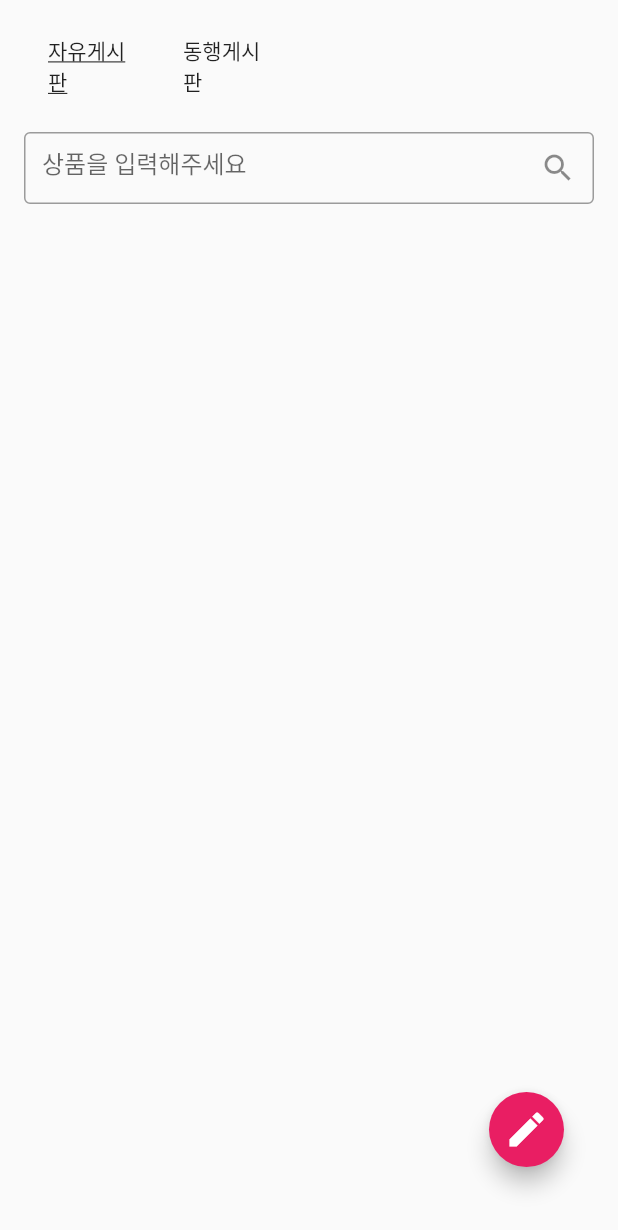
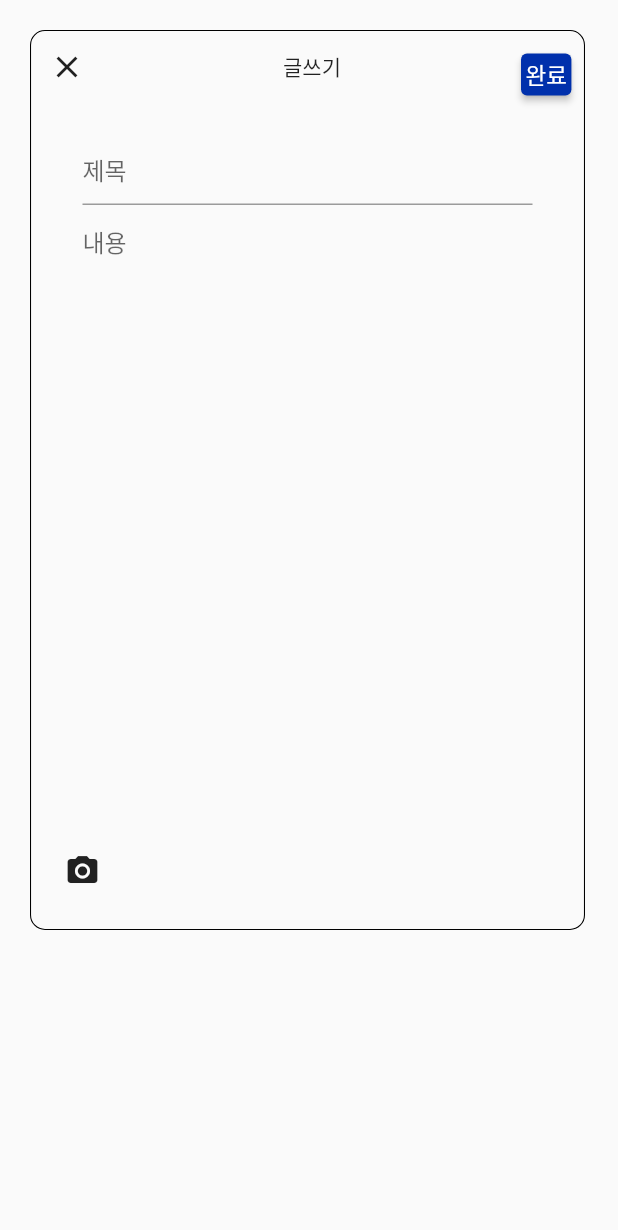
Before and after one commit to Letgojo/App, a Flutter app: the Community screen opened directly, after a tap on the "edit" icon, on a phone screen of 412 x 824 dp. Shown: the top 1230 px of the screen. Run offline on Flutter 3.47's test engine with Material 2 defaults, Android fonts, the phone set to English and light mode, and no system bars; our stand-ins replace dio, firebase_core, google_fonts, image_picker; missing offline and left inert: bs_flutter_selectbox; accounts and stored records are empty; Roboto replaces fonts that are missing (Jua); statements that could not run were skipped.

Commit message:
🚀feat: 글쓰기 및 카메라기능

```diff
--- a/triptokorea/lib/Pages/Community/Community.dart
+++ b/triptokorea/lib/Pages/Community/Community.dart
@@ -1,11 +1,20 @@
+import 'dart:io';
 import 'package:flutter/material.dart';
 import 'package:google_fonts/google_fonts.dart';
+import 'package:triptokorea/Pages/Community/write.dart';
+import 'package:image_picker/image_picker.dart';
 
-class Community extends StatelessWidget {
+class Community extends StatefulWidget {
   const Community({super.key});
 
   @override
+  State<Community> createState() => _CommunityState();
+}
+
+class _CommunityState extends State<Community> {
+  @override
   Widget build(BuildContext context) {
+
     return Scaffold(
       resizeToAvoidBottomInset: false,
       body: SingleChildScrollView(
@@ -49,8 +58,8 @@ class Community extends StatelessWidget {
                 decoration: InputDecoration(
                   hintText: "상품을 입력해주세요",
                   border: OutlineInputBorder(
-                    borderSide: BorderSide(color: Colors.black),
-                  ),
+                      borderSide: BorderSide(color: Colors.black),
+                      borderRadius: BorderRadius.circular(10)),
                   //돋보기 아이콘
                   suffixIcon: IconButton(
                     onPressed: () {
@@ -72,6 +81,8 @@ class Community extends StatelessWidget {
           backgroundColor: Colors.pink,
           onPressed: () {
             print("추가버튼");
+            Navigator.push(context,
+                MaterialPageRoute(builder: (context) => const write()));
           },
           child: Icon(
             Icons.edit,
--- /dev/null
+++ b/triptokorea/lib/Pages/Community/write.dart
@@ -0,0 +1,174 @@
+import 'dart:io';
+
+import 'package:flutter/material.dart';
+import 'package:google_fonts/google_fonts.dart';
+import 'package:image_picker/image_picker.dart';
+import 'package:triptokorea/Pages/Community/Community.dart';
+
+class write extends StatefulWidget {
+  const write({super.key});
+
+  @override
+  State<write> createState() => _WriteState();
+}
+
+class _WriteState extends State<write> {
+  File? _image;
+  @override
+  Widget build(BuildContext context) {
+    final picker = ImagePicker();
+    Future getImage(ImageSource source) async {
+      final image = await picker.pickImage(source: source);
+      print("실행중");
+      if (image == null) return;
+      File? img = File(image.path);
+      setState(() {
+        _image = img;
+        Navigator.of(context).pop();
+      });
+    }
+
+    return Scaffold(
+        body: SingleChildScrollView(
+      child: SafeArea(
+        child: Container(
+          height: 600,
+          width: 370,
+          margin: EdgeInsets.only(top: 20, left: 20),
+          decoration: BoxDecoration(
+              border: Border.all(width: 0.7),
+              borderRadius: BorderRadius.circular(10)),
+          child: Column(
+            children: [
+              Row(
+                children: [
+                  Container(
+                      child: IconButton(
+                    icon: Icon(Icons.close),
+                    onPressed: () {
+                      Navigator.push(
+                          context,
+                          MaterialPageRoute(
+                              builder: (context) => const Community()));
+                    },
+                  )),
+                  Container(
+                      margin: EdgeInsets.only(left: 120),
+                      child: Text(
+                        "글쓰기",
+                        style:
+                            GoogleFonts.jua(textStyle: TextStyle(fontSize: 14)),
+                      )),
+                  Container(
+                      margin: EdgeInsets.only(left: 120, top: 10),
+                      child: ElevatedButton(
+                          child: Text(
+                            "완료",
+                            style: GoogleFonts.jua(
+                                textStyle: TextStyle(fontSize: 15)),
+                          ),
+                          onPressed: () {},
+                          style: ElevatedButton.styleFrom(
+                            primary: Color(0xff0030AC),
+                            minimumSize: Size.zero,
+                            padding: EdgeInsets.all(3),
+                            tapTargetSize: MaterialTapTargetSize.shrinkWrap,
+                          )))
+                ],
+              ),
+              Container(
+                width: 300,
+                margin: EdgeInsets.only(top: 20),
+                child: TextField(
+                  decoration: InputDecoration(
+                    hintText: "제목",
+                  ),
+                ),
+              ),
+              Container(
+                width: 300,
+                height: 420,
+                margin: EdgeInsets.only(top: 0),
+                child: TextField(
+                  keyboardType: TextInputType.multiline,
+                  maxLines: null,
+                  decoration:
+                      InputDecoration(hintText: "내용", border: InputBorder.none),
+                ),
+              ),
+              Container(
+                margin: EdgeInsets.only(right: 300),
+                child: IconButton(
+                    icon: Icon(Icons.photo_camera),
+                    onPressed: () {
+                      showDialog(
+                          context: context,
+                          barrierDismissible: false,
+                          builder: (context) {
+                            return Container(
+                              width: 400,
+                              height: 300,
+                              child: AlertDialog(
+                                content: Text("선택하세요~",
+                                    style: GoogleFonts.jua(
+                                        textStyle: TextStyle(
+                                            fontSize: 15,
+                                            color: Colors.black))),
+                                actions: [
+                                  Container(
+                                    margin: EdgeInsets.only(right: 50),
+                                    width: 200,
+                                    child: ElevatedButton(
+                                        child: Text(
+                                          "카메라",
+                                          style: GoogleFonts.jua(
+                                              textStyle: TextStyle(
+                                                  fontSize: 18,
+                                                  color: Colors.black)),
+                                        ),
+                                        onPressed: () {
+                                          getImage(ImageSource.camera);
+                                        },
+                                        style: ElevatedButton.styleFrom(
+                                            backgroundColor: Colors.white,
+                                            shadowColor: Colors.white)),
+                                  ),
+                                  Container(
+                                    margin: EdgeInsets.only(right: 50),
+                                    width: 200,
+                                    child: ElevatedButton(
+                                        child: Text(
+                                          "앨범 가져오기",
+                                          style: GoogleFonts.jua(
+                                              textStyle: TextStyle(
+                                                  fontSize: 18,
+                                                  color: Colors.black)),
+                                        ),
+                                        onPressed: () {
+                                          getImage(ImageSource.gallery);
+                                        },
+                                        style: ElevatedButton.styleFrom(
+                                            backgroundColor: Colors.white,
+                                            shadowColor: Colors.white)),
+                                  )
+                                ],
+                              ),
+                            );
+                          });
+                    }),
+              )
+            ],
+          ),
+        ),
+      ),
+    ));
+  }
+
+  Widget showImage() {
+    if (_image == null) {
+      return Container();
+    } else {
+      return Image.file(_image!);
+    }
+  }
+}
```
Also changed, not shown: triptokorea/lib/Pages/Community/ wirte.dart (deleted, +0 -22 lines).
